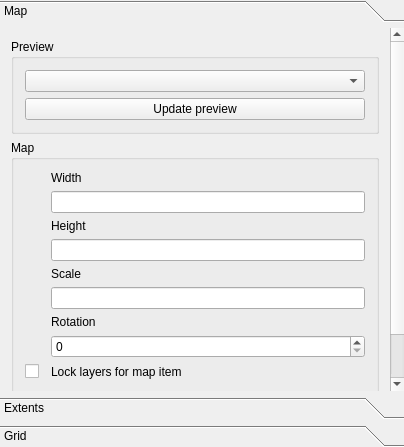
Above: qgis/src/ui/qgscomposermapwidgetbase.ui from sourcepole/qgis before the change. Below: the same form after it.
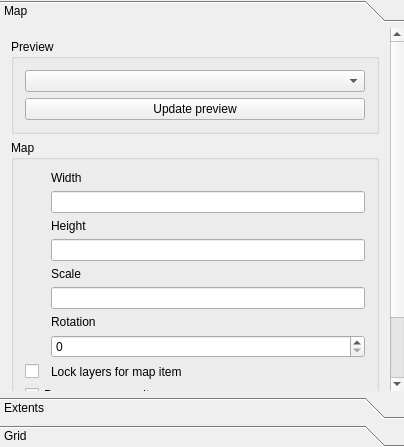
That is the form after the change. Custom widgets are drawn as their Qt base class.

Commit message: Add option to turn on / off printing of canvas item in composer map (ticket #2734)

```diff
--- a/qgis/src/ui/qgscomposermapwidgetbase.ui
+++ b/qgis/src/ui/qgscomposermapwidgetbase.ui
@@ -34,7 +34,7 @@
         <x>0</x>
         <y>0</y>
         <width>377</width>
-        <height>455</height>
+        <height>414</height>
        </rect>
       </property>
       <attribute name="label">
@@ -178,7 +178,14 @@
             </item>
            </layout>
           </item>
-          <item row="10" column="0">
+          <item row="10" column="0" colspan="2">
+           <widget class="QCheckBox" name="mDrawCanvasItemsCheckBox">
+            <property name="text">
+             <string>Draw map canvas items</string>
+            </property>
+           </widget>
+          </item>
+          <item row="11" column="0">
            <spacer name="verticalSpacer">
             <property name="orientation">
              <enum>Qt::Vertical</enum>
```
Left out of the diff: 4 changed lines with no effect on the pictures. The commit also changes 4 other files.
